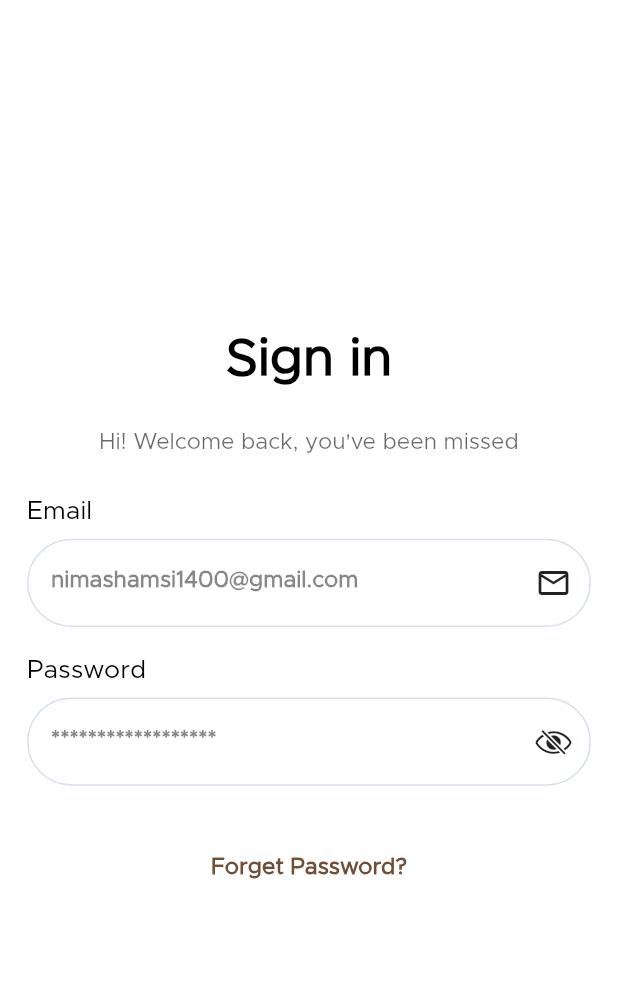
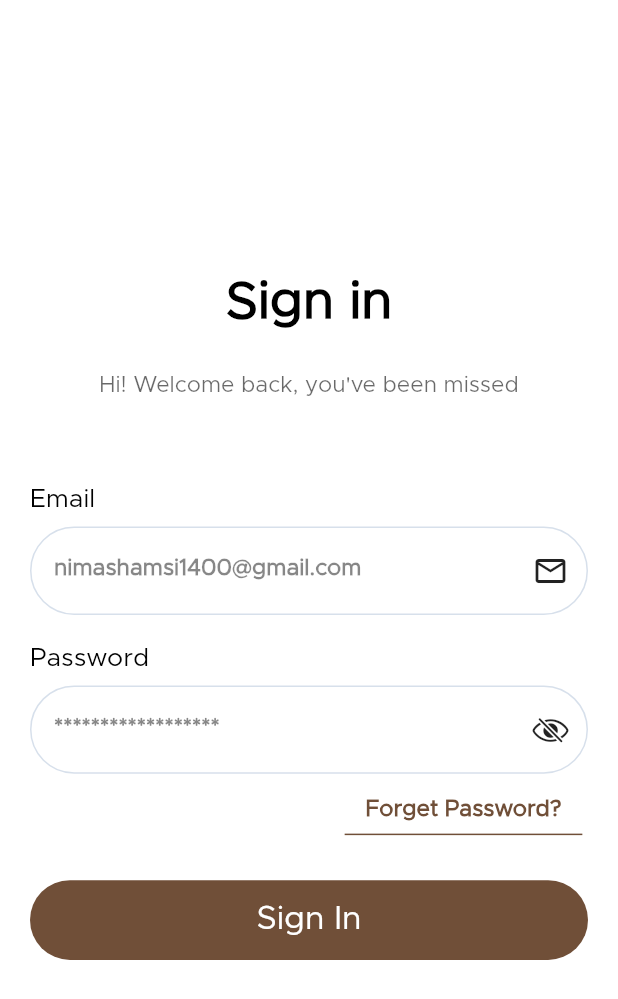
Before and after one commit to MrNIMA87/ClothingShop, a Flutter app: the screen it shows after launch, on a phone screen of 412 x 824 dp. Shown: the top 999 px of the screen. Run offline on Flutter 3.47's test engine with Material 2 defaults, Android fonts, the phone set to English and light mode, and no system bars; our stand-ins replace flutter_svg, get.

Commit message:
create sign in page

```diff
--- a/lib/theme/textStyle/general_style.dart
+++ b/lib/theme/textStyle/general_style.dart
@@ -9,4 +9,9 @@ class GeneralTextStyle {
     letterSpacing: 8,
     shadows: [AppTextShadow.splashShadow],
   );
+  static const TextStyle textButton = TextStyle(
+    fontFamily: 'Avenir_Regular',
+    color: Colors.white,
+    fontSize: 22,
+  );
 }
--- a/lib/theme/textStyle/sgin_in_style.dart
+++ b/lib/theme/textStyle/sgin_in_style.dart
@@ -32,4 +32,10 @@ class SignInStyle {
     fontSize: 15,
     fontWeight: FontWeight.w700,
   );
+  static const TextStyle titleSignOtherPlatform = TextStyle(
+    color: Colors.grey,
+    fontFamily: 'Avenir_Regular',
+    fontSize: 15,
+    fontWeight: FontWeight.w500,
+  );
 }
--- a/lib/view/screens/sign_in.dart
+++ b/lib/view/screens/sign_in.dart
@@ -3,7 +3,9 @@ import 'package:clothing_shop/constant/dimens.dart';
 import 'package:clothing_shop/constant/extension.dart';
 import 'package:clothing_shop/theme/colors/general_colors.dart';
 import 'package:clothing_shop/theme/textStyle/sgin_in_style.dart';
-import 'package:clothing_shop/view/widgets/sgin_in/input.dart';
+import 'package:clothing_shop/view/widgets/general/button_sign.dart';
+import 'package:clothing_shop/view/widgets/sgin/input.dart';
+import 'package:clothing_shop/view/widgets/sgin/sgin_with_other_platform.dart';
 import 'package:flutter/cupertino.dart';
 import 'package:flutter/material.dart';
 import 'package:get/get.dart';
@@ -17,7 +19,9 @@ class SignIn extends StatelessWidget {
     return SafeArea(
       child: Scaffold(
         backgroundColor: GeneralColors.bgColor,
-        body: Center(
+        body: Padding(
+          padding: const EdgeInsets.all(20.0),
+          child: Center(
             child: Column(
               mainAxisAlignment: MainAxisAlignment.center,
               children: [
@@ -33,11 +37,9 @@ class SignIn extends StatelessWidget {
                   SignInStrings.welcome,
                   style: SignInStyle.welcome,
                 ),
+                (Dimens.bodyMargin * 2).height,
                 //inputs
-              Padding(
-                padding: const EdgeInsets.only(
-                    left: 18, right: 18, top: Dimens.bodyMargin, bottom: 30),
-                child: Column(
+                Column(
                   children: [
                     //Input Email
                     SignInInput(
@@ -68,23 +70,33 @@ class SignIn extends StatelessWidget {
                     ),
                   ],
                 ),
-              ),
-              SizedBox(
-                width: double.maxFinite,
-                child: SizedBox(
-                  width: 50,
+                Padding(
+                  padding: EdgeInsets.only(
+                      left: Get.width / 2, bottom: Dimens.bodyMargin, top: 8),
+                  child: Container(
+                    height: Get.height / 25,
+                    width: Get.width / 2.6,
+                    decoration: const BoxDecoration(
+                        border: Border(
+                            bottom: BorderSide(
+                      color: GeneralColors.primaryColor,
+                    ))),
                     child: TextButton(
                       onPressed: () {},
                       child: const Text(
                         'Forget Password?',
                         style: SignInStyle.forgetPassword,
-                      textAlign: TextAlign.end,
-                    ),
-
+                        textAlign: TextAlign.center,
                       ),
                     ),
-              )
+                  ),
+                ),
+                //button SignIn
+                ButtonSign(title: 'Sign In'),
+                //LOGIN WITH OTHER PLATFORM
+              //TODO:  OtherSign(title: 'Or sign in with')
               ],
+            ),
           ),
         ),
       ),
--- /dev/null
+++ b/lib/view/widgets/general/button_sign.dart
@@ -0,0 +1,33 @@
+import 'package:clothing_shop/theme/colors/general_colors.dart';
+import 'package:clothing_shop/theme/textStyle/general_style.dart';
+import 'package:flutter/material.dart';
+import 'package:get/get.dart';
+
+class ButtonSign extends StatelessWidget {
+  ButtonSign({super.key, required this.title});
+  String title;
+  @override
+  Widget build(BuildContext context) {
+    return Container(
+      width: Get.width,
+      height: Get.height / 15.5,
+      decoration: const BoxDecoration(
+        color: GeneralColors.primaryColor,
+        borderRadius: BorderRadius.all(
+          Radius.circular(32),
+        ),
+      ),
+      child: ElevatedButton(
+        onPressed: () {},
+        style: const ButtonStyle(
+          backgroundColor: MaterialStatePropertyAll(Colors.transparent),
+          elevation: MaterialStatePropertyAll(0.0),
+        ),
+        child: Text(
+          title,
+          style: GeneralTextStyle.textButton,
+        ),
+      ),
+    );
+  }
+}
```
Also changed, not shown: lib/view/widgets/divider.dart (added, +13 -0 lines), lib/view/widgets/sgin/sgin_with_other_platform.dart (added, +29 -0 lines), lib/view/widgets/sgin/input.dart (renamed from lib/view/widgets/sgin_in/input.dart). Lines whose indentation alone changed are shown as unchanged.
